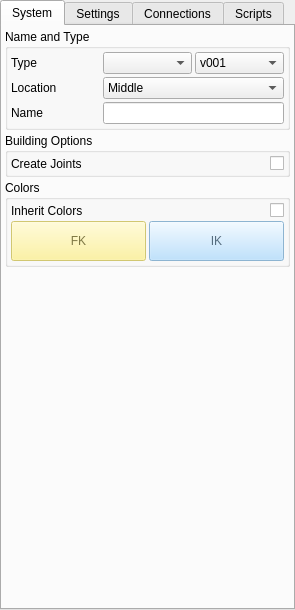
Before: the Qt Designer form brigks/gui/ui/systemSettingsWidget.ui in miquelcampos/brigks, drawn with Qt 5.
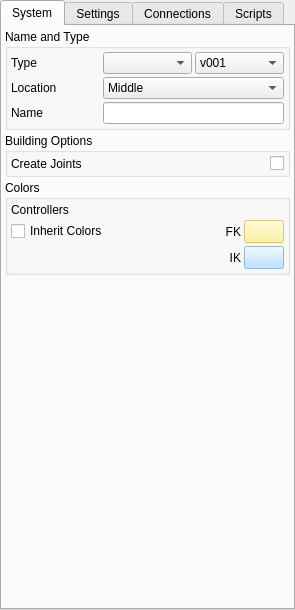
After: the same form once the commit is applied.

Commit message: Add System UI works, Add/Delete Layer UI works

Patch:
```diff
--- a/brigks/gui/ui/systemSettingsWidget.ui
+++ b/brigks/gui/ui/systemSettingsWidget.ui
@@ -212,7 +212,7 @@
           <property name="spacing">
            <number>3</number>
           </property>
-          <item row="1" column="0">
+          <item row="3" column="2">
            <widget class="QPushButton" name="uiColorFk">
             <property name="enabled">
              <bool>false</bool>
@@ -220,7 +220,7 @@
             <property name="minimumSize">
              <size>
               <width>0</width>
-              <height>40</height>
+              <height>23</height>
              </size>
             </property>
             <property name="palette">
@@ -639,11 +639,11 @@
              </palette>
             </property>
             <property name="text">
-             <string>FK</string>
+             <string/>
             </property>
            </widget>
           </item>
-          <item row="1" column="1">
+          <item row="4" column="2">
            <widget class="QPushButton" name="uiColorIk">
             <property name="enabled">
              <bool>false</bool>
@@ -651,7 +651,7 @@
             <property name="minimumSize">
              <size>
               <width>0</width>
-              <height>40</height>
+              <height>23</height>
              </size>
             </property>
             <property name="palette">
@@ -1068,24 +1068,56 @@
                </colorrole>
               </disabled>
              </palette>
+            </property>
+            <property name="text">
+             <string/>
+            </property>
+           </widget>
+          </item>
+          <item row="3" column="1">
+           <widget class="QLabel" name="label_8">
+            <property name="sizePolicy">
+             <sizepolicy hsizetype="Expanding" vsizetype="Preferred">
+              <horstretch>0</horstretch>
+              <verstretch>0</verstretch>
+             </sizepolicy>
+            </property>
+            <property name="text">
+             <string>FK</string>
+            </property>
+            <property name="alignment">
+             <set>Qt::AlignRight|Qt::AlignTrailing|Qt::AlignVCenter</set>
+            </property>
+           </widget>
+          </item>
+          <item row="4" column="1">
+           <widget class="QLabel" name="label_9">
+            <property name="sizePolicy">
+             <sizepolicy hsizetype="Expanding" vsizetype="Preferred">
+              <horstretch>0</horstretch>
+              <verstretch>0</verstretch>
+             </sizepolicy>
             </property>
             <property name="text">
              <string>IK</string>
             </property>
+            <property name="alignment">
+             <set>Qt::AlignRight|Qt::AlignTrailing|Qt::AlignVCenter</set>
+            </property>
            </widget>
           </item>
-          <item row="0" column="1">
+          <item row="1" column="0">
+           <widget class="QLabel" name="label_10">
+            <property name="text">
+             <string>Controllers</string>
+            </property>
+           </widget>
+          </item>
+          <item row="3" column="0">
            <widget class="QCheckBox" name="uiInheritColors">
             <property name="layoutDirection">
-             <enum>Qt::RightToLeft</enum>
+             <enum>Qt::LeftToRight</enum>
             </property>
-            <property name="text">
-             <string/>
-            </property>
-           </widget>
-          </item>
-          <item row="0" column="0">
-           <widget class="QLabel" name="label_4">
             <property name="text">
              <string>Inherit Colors</string>
             </property>
```
The commit also changes 14 other files.
